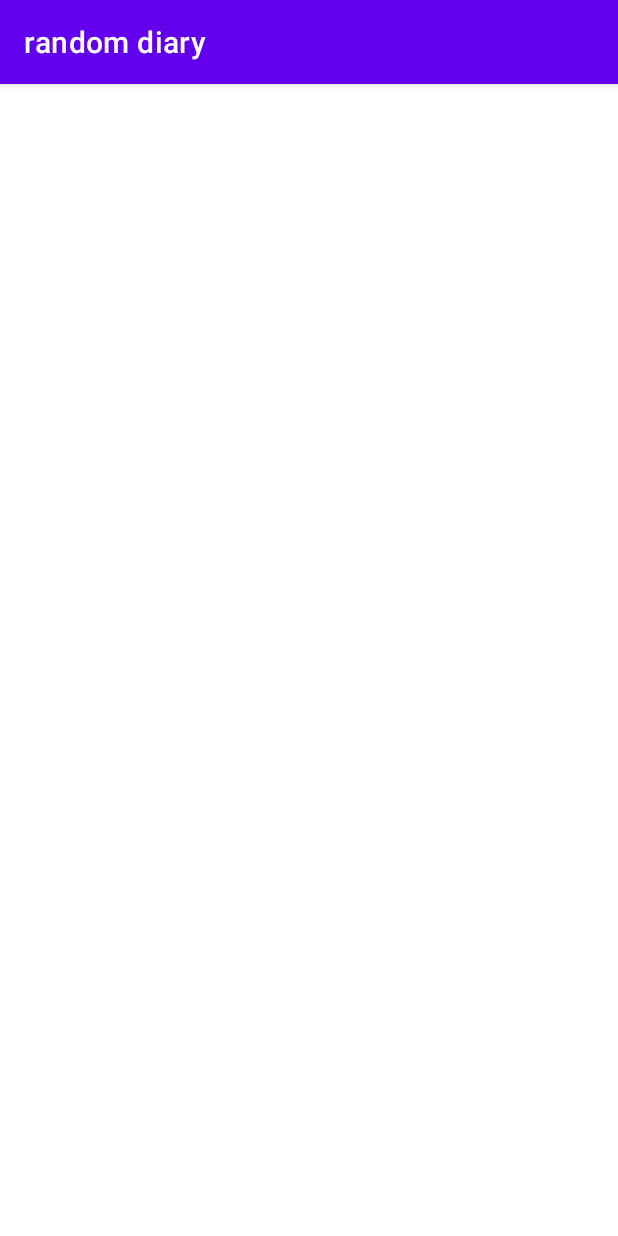
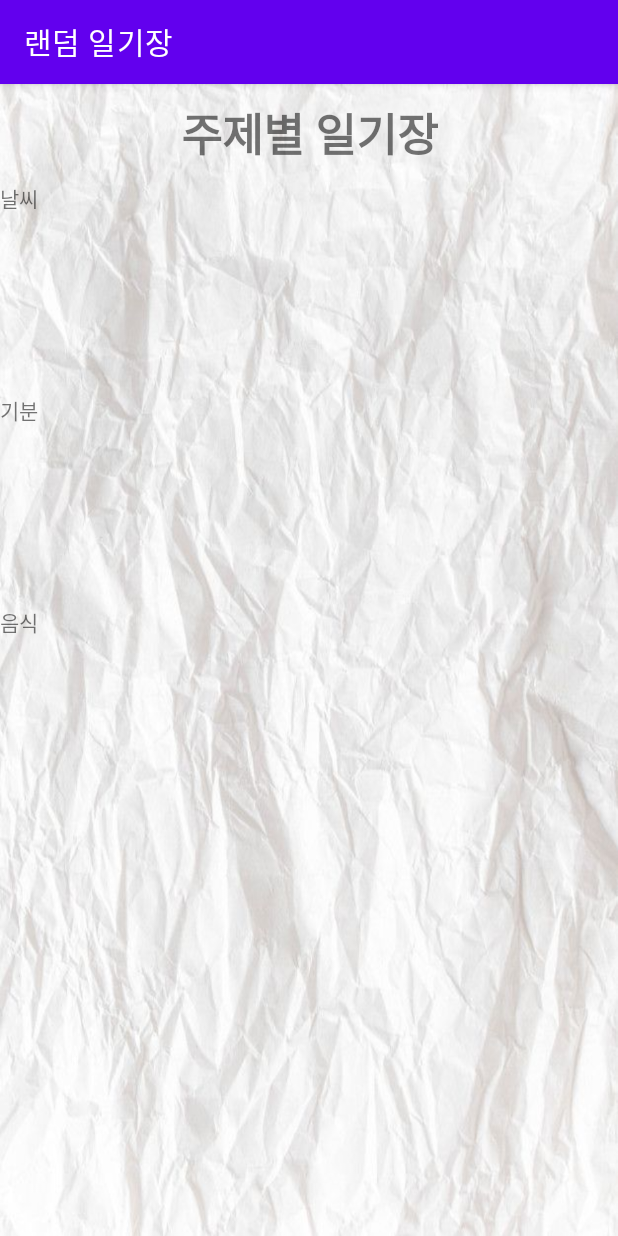
Before and after one commit to kyungchan0616/randomdiary, an Android app: the HomeActivity screen opened directly, with no data from a screen before it, after a tap on "테마별 일기보기", on a phone screen of 412 x 824 dp. Run offline under Robolectric (Android 15) with nearby library versions, the phone set to English and light mode, and no system bars; our stand-ins replace Firebase (no records; nobody signed in at launch, a user with empty details on screens opened directly).

Commit message:
1204 ver3 commit

```diff
--- a/app/src/main/AndroidManifest.xml
+++ b/app/src/main/AndroidManifest.xml
@@ -56,7 +56,7 @@
         </activity>
 
         <activity
-            android:name=".ThemaActivity"
+            android:name=".ThemeActivity"
             android:exported="true">
         </activity>
 
--- a/app/src/main/java/com/example/randomdiary/HomeActivity.java
+++ b/app/src/main/java/com/example/randomdiary/HomeActivity.java
@@ -139,7 +139,7 @@
     }
 
     private void startThemaActivity() {
-        Intent intent = new Intent(this, ThemaActivity.class);
+        Intent intent = new Intent(this, ThemeActivity.class);
         startActivity(intent);
     }
 
--- a/app/src/main/java/com/example/randomdiary/ThemaActivity.java
+++ /dev/null
@@ -1,114 +0,0 @@
-package com.example.randomdiary;
-
-import androidx.annotation.NonNull;
-import androidx.appcompat.app.AppCompatActivity;
-
-import android.os.Bundle;
-import android.view.View;
-import android.widget.AdapterView;
-import android.widget.ArrayAdapter;
-import android.widget.ListView;
-import android.widget.Toast;
-
-import com.google.firebase.auth.FirebaseAuth;
-import com.google.firebase.auth.FirebaseUser;
-import com.google.firebase.database.DataSnapshot;
-import com.google.firebase.database.DatabaseError;
-import com.google.firebase.database.DatabaseReference;
-import com.google.firebase.database.FirebaseDatabase;
-import com.google.firebase.database.ValueEventListener;
-
-import java.util.ArrayList;
-
-public class ThemaActivity extends AppCompatActivity {
-
-    private DatabaseReference diaryReference;
-    private ArrayList<String> themaEntries;
-    private ArrayAdapter<String> themaAdapter;
-
-    private ArrayList<String> themaDiaryEntries;
-    private ArrayAdapter<String> themaDiaryAdapter;
-
-    @Override
-    protected void onCreate(Bundle savedInstanceState) {
-        super.onCreate(savedInstanceState);
-        setContentView(R.layout.activity_thema);
-
-        // Firebase에서 "diary" 데이터베이스 레퍼런스 가져오기
-        diaryReference = FirebaseDatabase.getInstance().getReference("diary");
-
-        // 현재 로그인한 사용자의 ID 가져오기
-        FirebaseUser currentUser = FirebaseAuth.getInstance().getCurrentUser();
-        String currentUserId = currentUser != null ? currentUser.getEmail() : "";
-
-        // 화면 요소 초기화
-        ListView themaListView = findViewById(R.id.ThemaView);
-
-        themaEntries = new ArrayList<>();
-        themaAdapter = new ArrayAdapter<>(this, android.R.layout.simple_list_item_1, themaEntries);
-
-        themaDiaryEntries = new ArrayList<>();
-        themaDiaryAdapter = new ArrayAdapter<>(this, android.R.layout.simple_list_item_1, themaDiaryEntries);
-
-        themaListView.setAdapter(themaAdapter);
-
-        // Firebase에서 데이터 가져와서 Thema 목록에 표시
-        diaryReference.addValueEventListener(new ValueEventListener() {
-            @Override
-            public void onDataChange(@NonNull DataSnapshot dataSnapshot) {
-                themaEntries.clear();
-
-                for (DataSnapshot snapshot : dataSnapshot.getChildren()) {
-                    String thema = snapshot.child("thema").getValue(String.class);
-                    String userEmail = snapshot.child("user_email").getValue(String.class);
-
-                    if (thema != null && currentUserId.equals(userEmail)) {
-                        if (!themaEntries.contains(thema)) {
-                            themaEntries.add(thema);
-                        }
-                    }
-                }
-
-                themaAdapter.notifyDataSetChanged();
-            }
-
-            @Override
-            public void onCancelled(@NonNull DatabaseError error) {
-                // Failed to read value
-            }
-        });
-
-        // Thema 목록에서 특정 Thema를 선택하면 해당 Thema에 속하는 일기 내용을 표시
-        themaListView.setOnItemClickListener(new AdapterView.OnItemClickListener() {
-            @Override
-            public void onItemClick(AdapterView<?> parent, View view, int position, long id) {
-                String selectedThema = themaEntries.get(position);
-                showDiaryForThema(selectedThema);
-            }
-        });
-    }
-
-    private void showDiaryForThema(String selectedThema) {
-        themaDiaryEntries.clear();
-
-        diaryReference.orderByChild("thema").equalTo(selectedThema).addListenerForSingleValueEvent(new ValueEventListener() {
-            @Override
-            public void onDataChange(@NonNull DataSnapshot dataSnapshot) {
-                for (DataSnapshot snapshot : dataSnapshot.getChildren()) {
-                    String entry = snapshot.child("content").getValue(String.class);
-
-                    if (entry != null) {
-                        themaDiaryEntries.add(entry);
-                    }
-                }
-
-                themaDiaryAdapter.notifyDataSetChanged();
-            }
-
-            @Override
-            public void onCancelled(@NonNull DatabaseError error) {
-                // Failed to read value
-            }
-        });
-    }
-}
--- /dev/null
+++ b/app/src/main/java/com/example/randomdiary/ThemeActivity.java
@@ -0,0 +1,114 @@
+package com.example.randomdiary;
+
+import android.os.Bundle;
+import android.widget.ArrayAdapter;
+import android.widget.ListView;
+
+import androidx.annotation.NonNull;
+import androidx.appcompat.app.AppCompatActivity;
+
+import com.google.firebase.auth.FirebaseAuth;
+import com.google.firebase.auth.FirebaseUser;
+import com.google.firebase.database.DataSnapshot;
+import com.google.firebase.database.DatabaseError;
+import com.google.firebase.database.DatabaseReference;
+import com.google.firebase.database.FirebaseDatabase;
+import com.google.firebase.database.ValueEventListener;
+
+import java.text.SimpleDateFormat;
+import java.util.ArrayList;
+import java.util.Date;
+
+public class ThemeActivity extends AppCompatActivity {
+
+    private DatabaseReference diaryReference;
+    private ArrayList<String> theme1Entries;
+    private ArrayList<String> theme2Entries;
+    private ArrayList<String> theme3Entries;
+    private ArrayAdapter<String> theme1Adapter;
+    private ArrayAdapter<String> theme2Adapter;
+    private ArrayAdapter<String> theme3Adapter;
+
+    @Override
+    protected void onCreate(Bundle savedInstanceState) {
+        super.onCreate(savedInstanceState);
+        setContentView(R.layout.activity_theme);
+
+        // Firebase에서 "diary" 데이터베이스 레퍼런스 가져오기
+        diaryReference = FirebaseDatabase.getInstance().getReference("diary");
+
+        // 현재 로그인한 사용자의 ID 가져오기
+        FirebaseUser currentUser = FirebaseAuth.getInstance().getCurrentUser();
+        String currentUserId = currentUser != null ? currentUser.getEmail() : "";
+
+        // 화면 요소 초기화
+        ListView goodView = findViewById(R.id.theme1View);
+        ListView sosoView = findViewById(R.id.theme2View);
+        ListView badView = findViewById(R.id.theme3View);
+
+        theme1Entries = new ArrayList<>();
+        theme2Entries = new ArrayList<>();
+        theme3Entries = new ArrayList<>();
+
+        theme1Adapter = new ArrayAdapter<>(this, android.R.layout.simple_list_item_1, theme1Entries);
+        theme2Adapter = new ArrayAdapter<>(this, android.R.layout.simple_list_item_1, theme2Entries);
+        theme3Adapter = new ArrayAdapter<>(this, android.R.layout.simple_list_item_1, theme3Entries);
+
+        goodView.setAdapter(theme1Adapter);
+        sosoView.setAdapter(theme2Adapter);
+        badView.setAdapter(theme3Adapter);
+
+        // Firebase에서 데이터 가져와서 리스트에 표시
+        diaryReference.addValueEventListener(new ValueEventListener() {
+            @Override
+            public void onDataChange(@NonNull DataSnapshot dataSnapshot) {
+                theme1Entries.clear();
+                theme2Entries.clear();
+                theme3Entries.clear();
+
+                for (DataSnapshot snapshot : dataSnapshot.getChildren()) {
+                    String eval = snapshot.child("theme").getValue(String.class);
+                    String userEmail = snapshot.child("user_email").getValue(String.class);
+
+                    if (eval != null && currentUserId.equals(userEmail)) {
+                        String entry = snapshot.child("content").getValue(String.class);
+                        String date = snapshot.child("date").getValue(String.class);
+
+                        if (entry != null && date != null) {
+                            SimpleDateFormat sdf = new SimpleDateFormat("yy년 MM월 dd일");
+                            try {
+                                Date parsedDate = sdf.parse(date);
+                                String formattedDate = sdf.format(parsedDate);
+
+                                String entryWithDate = formattedDate + " 의 일기\n" + entry;
+                                switch (eval) {
+                                    case "날씨":
+                                        theme1Entries.add(entryWithDate);
+                                        break;
+                                    case "기분":
+                                        theme2Entries.add(entryWithDate);
+                                        break;
+                                    case "음식":
+                                        theme3Entries.add(entryWithDate);
+                                        break;
+                                }
+                            } catch (Exception e) {
+                                e.printStackTrace();
+                            }
+                        }
+                    }
+                }
+
+                // Update adapters and notify data set changes
+                theme1Adapter.notifyDataSetChanged();
+                theme2Adapter.notifyDataSetChanged();
+                theme3Adapter.notifyDataSetChanged();
+            }
+
+            @Override
+            public void onCancelled(@NonNull DatabaseError error) {
+                // Failed to read value
+            }
+        });
+    }
+}
--- /dev/null
+++ b/app/src/main/res/layout/activity_theme.xml
@@ -0,0 +1,71 @@
+<?xml version="1.0" encoding="utf-8"?>
+<LinearLayout xmlns:android="http://schemas.android.com/apk/res/android"
+    xmlns:app="http://schemas.android.com/apk/res-auto"
+    xmlns:tools="http://schemas.android.com/tools"
+    android:layout_width="match_parent"
+    android:layout_height="match_parent"
+    android:background="@drawable/paper"
+    android:orientation="vertical">
+
+    <LinearLayout
+        android:id="@+id/linearLayout"
+        android:layout_width="match_parent"
+        android:layout_height="wrap_content"
+        android:orientation="horizontal">
+
+        <TextView
+            android:id="@+id/theme"
+            android:layout_width="match_parent"
+            android:layout_height="wrap_content"
+            android:layout_gravity="center"
+            android:layout_marginStart="20dp"
+            android:layout_marginTop="10dp"
+            android:layout_marginEnd="20dp"
+            android:layout_marginBottom="10dp"
+            android:text="주제별 일기장"
+            android:textAlignment="center"
+            android:textSize="30sp"
+            android:textStyle="bold" />
+
+    </LinearLayout>
+
+    <TextView
+        android:id="@+id/textView2"
+        android:layout_width="match_parent"
+        android:layout_height="wrap_content"
+        android:text="날씨" />
+
+    <ListView
+        android:id="@+id/theme1View"
+        android:layout_width="match_parent"
+        android:layout_height="100dp"
+        android:layout_marginTop="10dp"
+        android:layout_marginBottom="10dp" />
+
+    <TextView
+        android:id="@+id/textView3"
+        android:layout_width="match_parent"
+        android:layout_height="wrap_content"
+        android:text="기분" />
+
+    <ListView
+        android:id="@+id/theme2View"
+        android:layout_width="match_parent"
+        android:layout_height="100dp"
+        android:layout_marginTop="10dp"
+        android:layout_marginBottom="10dp" />
+
+    <TextView
+        android:id="@+id/textView4"
+        android:layout_width="match_parent"
+        android:layout_height="wrap_content"
+        android:text="음식" />
+
+    <ListView
+        android:id="@+id/theme3View"
+        android:layout_width="match_parent"
+        android:layout_height="100dp"
+        android:layout_marginTop="10dp"
+        android:layout_marginBottom="10dp" />
+
+</LinearLayout>
--- a/app/src/main/res/values/strings.xml
+++ b/app/src/main/res/values/strings.xml
@@ -1,3 +1,3 @@
 <resources>
-    <string name="app_name">random diary</string>
+    <string name="app_name">랜덤 일기장</string>
 </resources>
```
Also changed, not shown: app/src/main/java/com/example/randomdiary/WriteActivity.java (+90 -1 lines), app/src/main/res/layout/activity_write.xml (+15 -1 lines), app/src/main/res/drawable/reset.png (added), app/src/main/res/drawable/retitle.jpeg (added).
